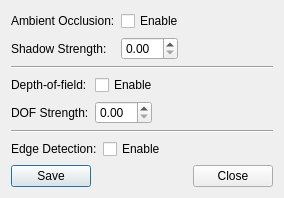
Above: avogadro/renderingdialog.ui from OpenChemistry/avogadroapp before the change. Below: the same form after it.
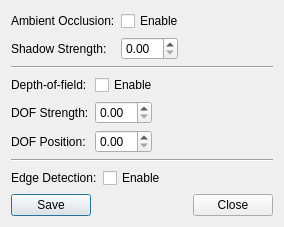
That is the form after the change.

Commit message: dof-position added

Diff of the .ui file:
```diff
--- a/avogadro/renderingdialog.ui
+++ b/avogadro/renderingdialog.ui
@@ -152,6 +152,33 @@
                             </item>
                         </layout>
                     </item>
+                    <item row="2" column="0">
+                        <widget class="QLabel" name="label_5">
+                            <property name="text">
+                                <string>DOF Position:</string>
+                            </property>
+                        </widget>
+                    </item>
+                    <item row="2" column="1">
+                        <layout class="QHBoxLayout" name="horizontalLayout_6">
+                            <item>
+                                <widget class="QDoubleSpinBox" name="dofPositionDoubleSpinBox"/>
+                            </item>
+                            <item>
+                                <spacer name="horizontalSpacer_6">
+                                    <property name="orientation">
+                                        <enum>Qt::Horizontal</enum>
+                                    </property>
+                                    <property name="sizeHint" stdset="0">
+                                        <size>
+                                            <width>40</width>
+                                            <height>20</height>
+                                        </size>
+                                    </property>
+                                </spacer>
+                            </item>
+                        </layout>
+                    </item>
                 </layout>
             </item>
             <item>
```
The commit also changes 2 other files.
